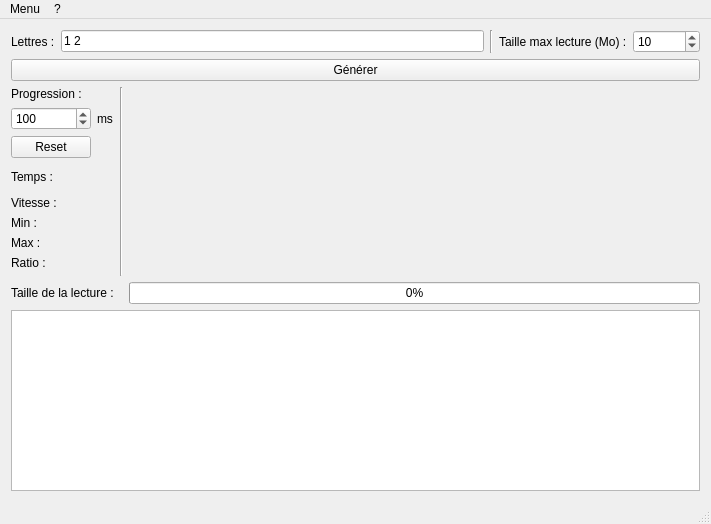
Old version of the form mainwindow.ui in the repository PJK136/KolakoskiGenerator.
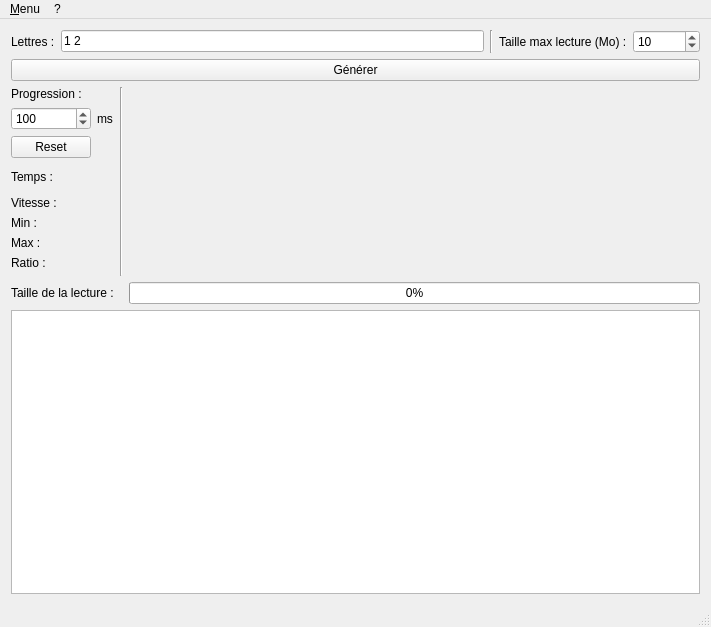
New version of the form. Custom widgets are drawn as their Qt base class.

Commit message: Added about popup

```diff
--- a/mainwindow.ui
+++ b/mainwindow.ui
@@ -7,7 +7,7 @@
     <x>0</x>
     <y>0</y>
     <width>711</width>
-    <height>524</height>
+    <height>627</height>
    </rect>
   </property>
   <property name="windowTitle">
@@ -202,12 +202,12 @@
      <x>0</x>
      <y>0</y>
      <width>711</width>
-     <height>22</height>
+     <height>30</height>
     </rect>
    </property>
    <widget class="QMenu" name="menuMenu">
     <property name="title">
-     <string>Menu</string>
+     <string>&amp;Menu</string>
     </property>
     <addaction name="actionQuitter"/>
    </widget>
```
Left out of the diff: 27 changed lines with no effect on the pictures. The commit also changes 2 other files.
